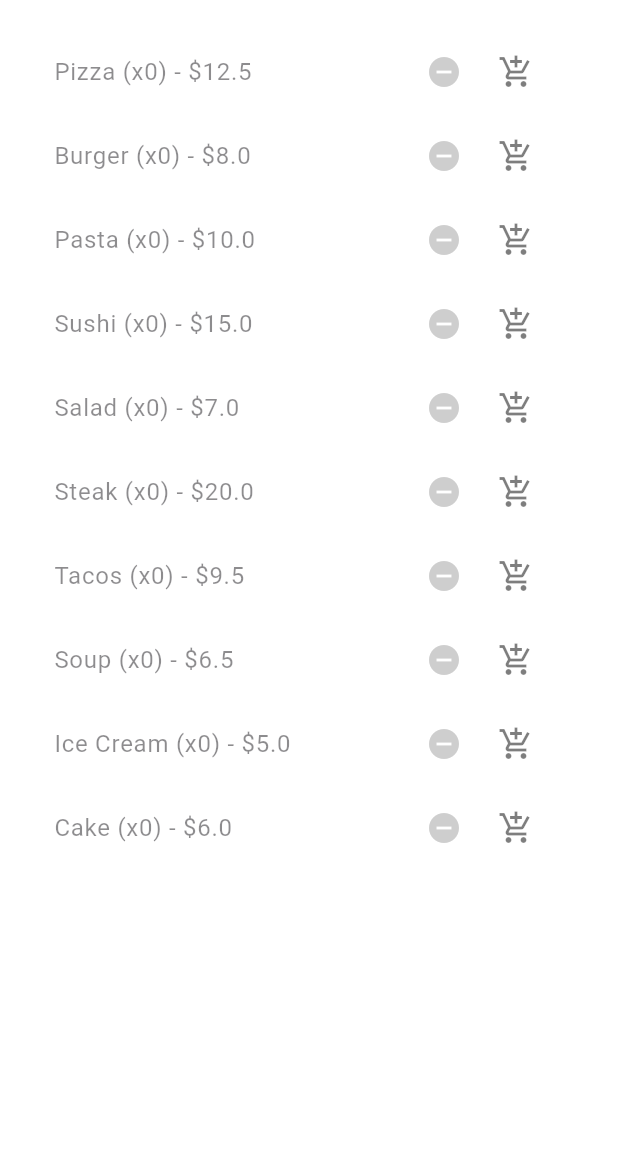
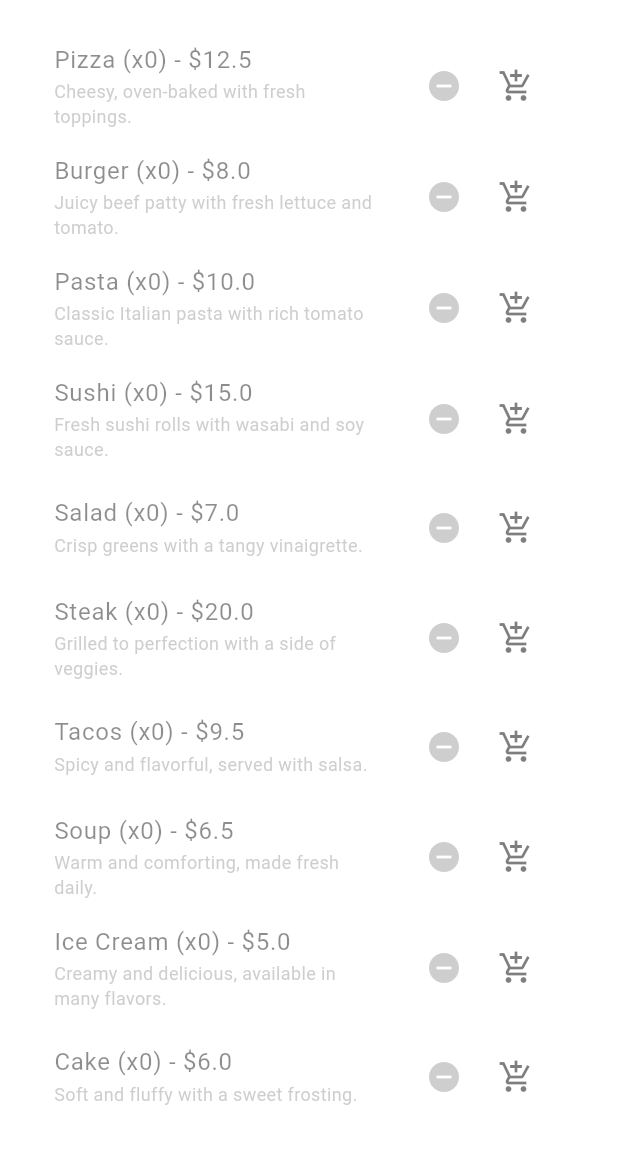
Before and after one commit to pranshu-gandh1/Restaurant-Repo, a Flutter app: the screen it shows after launch, on a phone screen of 412 x 824 dp, the part 84-1236 px from its top. Run offline on Flutter 3.47's test engine with Material 3 defaults, Android fonts, the phone set to English and light mode, and no system bars.

Commit message:
Added description for each item

```diff
--- a/lib/main.dart
+++ b/lib/main.dart
@@ -33,18 +33,18 @@ class MyApp extends StatelessWidget {
 // The app state (state management using ChangeNotifier)
 class MyAppState extends ChangeNotifier {
   // Menu items list with names and prices
-  final List<Map<String, dynamic>> menuItems = [
-    {'name': 'Pizza', 'price': 12.5},
-    {'name': 'Burger', 'price': 8.0},
-    {'name': 'Pasta', 'price': 10.0},
-    {'name': 'Sushi', 'price': 15.0},
-    {'name': 'Salad', 'price': 7.0},
-    {'name': 'Steak', 'price': 20.0},
-    {'name': 'Tacos', 'price': 9.5},
-    {'name': 'Soup', 'price': 6.5},
-    {'name': 'Ice Cream', 'price': 5.0},
-    {'name': 'Cake', 'price': 6.0},
-  ];
+final List<Map<String, dynamic>> menuItems = [
+  {'name': 'Pizza', 'price': 12.5, 'description': 'Cheesy, oven-baked with fresh toppings.'},
+  {'name': 'Burger', 'price': 8.0, 'description': 'Juicy beef patty with fresh lettuce and tomato.'},
+  {'name': 'Pasta', 'price': 10.0, 'description': 'Classic Italian pasta with rich tomato sauce.'},
+  {'name': 'Sushi', 'price': 15.0, 'description': 'Fresh sushi rolls with wasabi and soy sauce.'},
+  {'name': 'Salad', 'price': 7.0, 'description': 'Crisp greens with a tangy vinaigrette.'},
+  {'name': 'Steak', 'price': 20.0, 'description': 'Grilled to perfection with a side of veggies.'},
+  {'name': 'Tacos', 'price': 9.5, 'description': 'Spicy and flavorful, served with salsa.'},
+  {'name': 'Soup', 'price': 6.5, 'description': 'Warm and comforting, made fresh daily.'},
+  {'name': 'Ice Cream', 'price': 5.0, 'description': 'Creamy and delicious, available in many flavors.'},
+  {'name': 'Cake', 'price': 6.0, 'description': 'Soft and fluffy with a sweet frosting.'},
+];
 
   // Cart where items will be stored when added
   final List<Map<String, dynamic>> cart = [];
@@ -194,7 +194,8 @@ class MenuPage extends StatelessWidget {
       curve: Curves.easeInOut, // Easing curve for smooth animation
       opacity: quantity > 0 ? 1.0 : 0.5,  // Set opacity to 1 if the item is in the cart, else 0.5
       child: ListTile(
-        title: Text('${item['name']} (x$quantity) - \$${item['price']}'), // Display item name, quantity, and price
+        title: Text('${item['name']} (x$quantity) - \$${item['price']}'),
+        subtitle: Text(item['description'], style: TextStyle(fontSize: 12, color: Colors.grey)),
         trailing: Row(
           mainAxisSize: MainAxisSize.min,
           children: [
```
